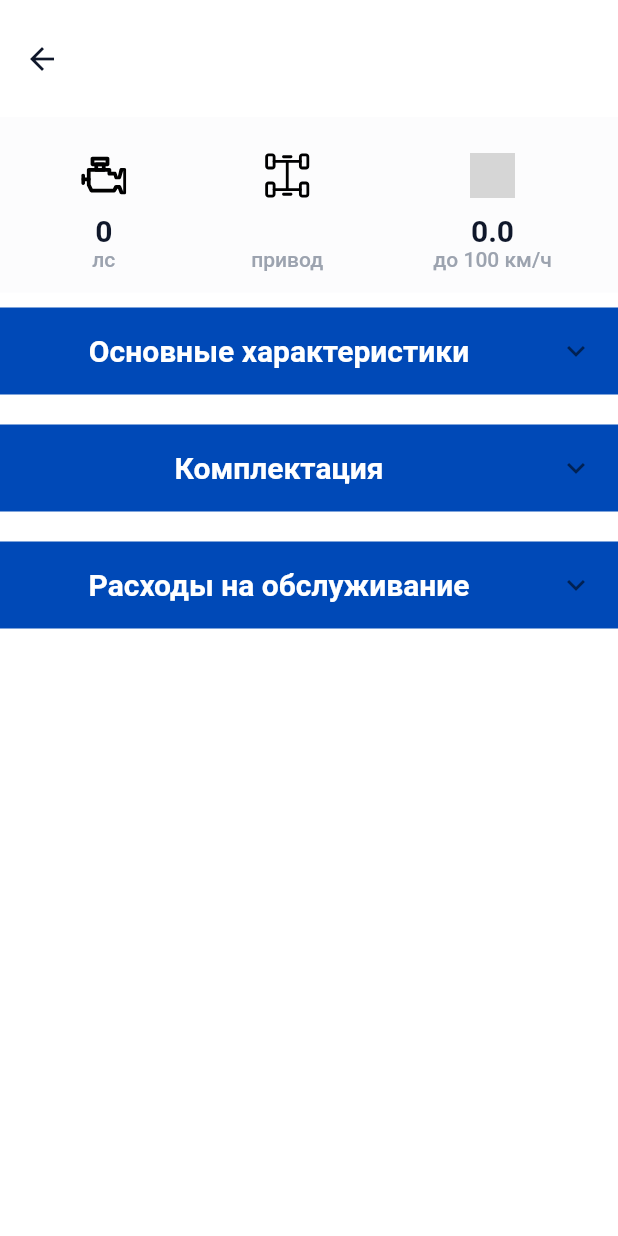
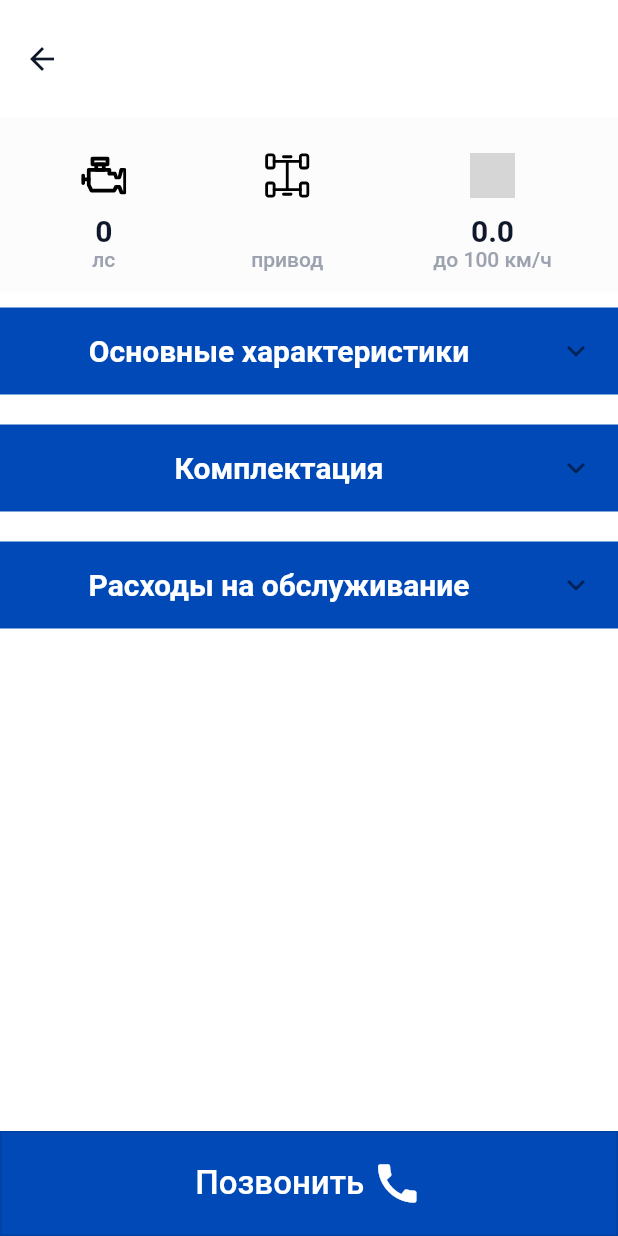
Before and after one commit to ScionRs/flutter-car-sale-app, a Flutter app: the CarIndividualWidget screen opened directly with empty values, on a phone screen of 412 x 824 dp. Run offline on Flutter 3.47's test engine with Material 2 defaults, Android fonts, the phone set to English and light mode, and no system bars; our stand-ins replace carousel_slider, flutter_svg; missing offline and left inert: d_chart, dart:html; network calls fail; grey boxes are pictures that could not be loaded.

Commit message:
Added menu bottom in car_individual

```diff
--- a/lib/car_individual_page/car_individual_screen_widget.dart
+++ b/lib/car_individual_page/car_individual_screen_widget.dart
@@ -4,6 +4,7 @@ import 'package:car_sale_app/model/Car.dart';
 import 'package:car_sale_app/theme/constants.dart';
 import 'package:car_sale_app/widgets/build_local_image.dart';
 import 'package:d_chart/d_chart.dart';
+import 'package:flutter/cupertino.dart';
 import 'package:flutter/material.dart';
 import 'package:flutter_svg/svg.dart';
 
@@ -136,6 +137,28 @@ class _CarIndividualState extends State<CarIndividualWidget> {
         title: _TitleWidget(car: widget.car),
         centerTitle: true,
       ),
+      bottomNavigationBar:
+          OutlinedButton(onPressed: (){},
+              style: ButtonStyle(
+                minimumSize: MaterialStateProperty.all(Size(70, 70)),
+                backgroundColor: MaterialStateProperty.all(const Color.fromRGBO(0, 73, 183, 1)),
+                padding: MaterialStateProperty.all(const EdgeInsets.symmetric(vertical: 10.0, horizontal: 42.0)),
+                shape: MaterialStateProperty.all(const RoundedRectangleBorder(
+                    borderRadius: BorderRadius.only(
+                      topRight: Radius.circular(0),
+                      topLeft: Radius.circular(0),
+                      bottomRight: Radius.circular(0),
+                    )),
+                ),
+              ),
+              child: Row(
+                mainAxisAlignment: MainAxisAlignment.center,
+                children: const [
+                  Text('Позвонить', style: TextStyle(color: AppColors.white,fontSize: 22.0),textAlign: TextAlign.center,),
+                  SizedBox(width: 5.0,),
+                  Icon(Icons.call, color: AppColors.white, size: 34.0,),
+                ],)
+          ),
       body: ListView(
         shrinkWrap: true,
         physics: const BouncingScrollPhysics(),
```
